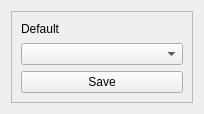
First picture: the form in ui/change_default.ui, repository dop14/monkmode, before the edit.
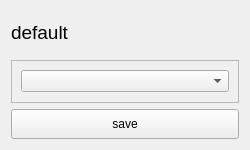
Second picture: the form after the edit.

What changed in the file:
```diff
--- a/ui/change_default.ui
+++ b/ui/change_default.ui
@@ -6,14 +6,32 @@
    <rect>
     <x>0</x>
     <y>0</y>
-    <width>204</width>
-    <height>114</height>
+    <width>250</width>
+    <height>150</height>
    </rect>
   </property>
+  <property name="maximumSize">
+   <size>
+    <width>300</width>
+    <height>200</height>
+   </size>
+  </property>
   <property name="windowTitle">
    <string>Form</string>
   </property>
   <layout class="QVBoxLayout" name="verticalLayout_2">
+   <item>
+    <widget class="QLabel" name="main_label">
+     <property name="font">
+      <font>
+       <pointsize>14</pointsize>
+      </font>
+     </property>
+     <property name="text">
+      <string>default</string>
+     </property>
+    </widget>
+   </item>
    <item>
     <widget class="QFrame" name="frame">
      <property name="frameShape">
@@ -23,26 +41,25 @@
       <enum>QFrame::Shadow::Raised</enum>
      </property>
      <layout class="QVBoxLayout" name="verticalLayout">
-      <item>
-       <widget class="QLabel" name="main_label">
-        <property name="text">
-         <string>Default</string>
-        </property>
-       </widget>
-      </item>
       <item>
        <widget class="QComboBox" name="default_combobox"/>
       </item>
-      <item>
-       <widget class="QPushButton" name="save_btn">
-        <property name="text">
-         <string>Save</string>
-        </property>
-       </widget>
-      </item>
      </layout>
     </widget>
    </item>
+   <item>
+    <widget class="QPushButton" name="save_btn">
+     <property name="minimumSize">
+      <size>
+       <width>0</width>
+       <height>30</height>
+      </size>
+     </property>
+     <property name="text">
+      <string>save</string>
+     </property>
+    </widget>
+   </item>
   </layout>
  </widget>
  <resources/>
```
